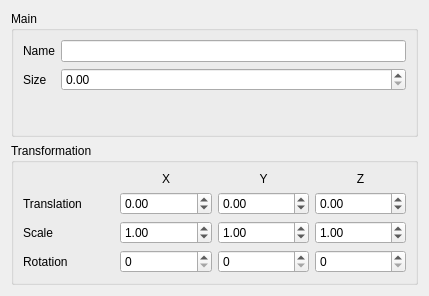
This is src/ui/3d/createprimitivedialog.ui in ptitjano/QGIS as Qt 5 draws it before an edit. The edited form follows.
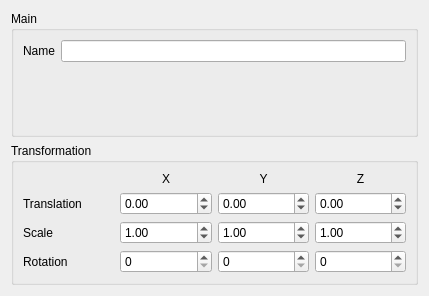
This is the edited form. Icons and pictures are not drawn. Custom widgets are drawn as their Qt base class.

Commit message:
feat(qgs3dcreateprimitiveXXXdialog): add new abstract dialog class
and add inherited children for cube, cone, cylinder, sphere and torus

```diff
--- a/src/ui/3d/createprimitivedialog.ui
+++ b/src/ui/3d/createprimitivedialog.ui
@@ -37,20 +37,6 @@
       <item row="0" column="1">
        <widget class="QLineEdit" name="lineEdit"/>
       </item>
-      <item row="1" column="1">
-       <widget class="QDoubleSpinBox" name="spinSize">
-        <property name="maximum">
-         <double>99999999.989999994635582</double>
-        </property>
-       </widget>
-      </item>
-      <item row="1" column="0">
-       <widget class="QLabel" name="label">
-        <property name="text">
-         <string>Size</string>
-        </property>
-       </widget>
-      </item>
      </layout>
     </widget>
    </item>
```
Left out of the diff: 2 changed lines with no effect on the pictures. The commit also changes 24 other files.
